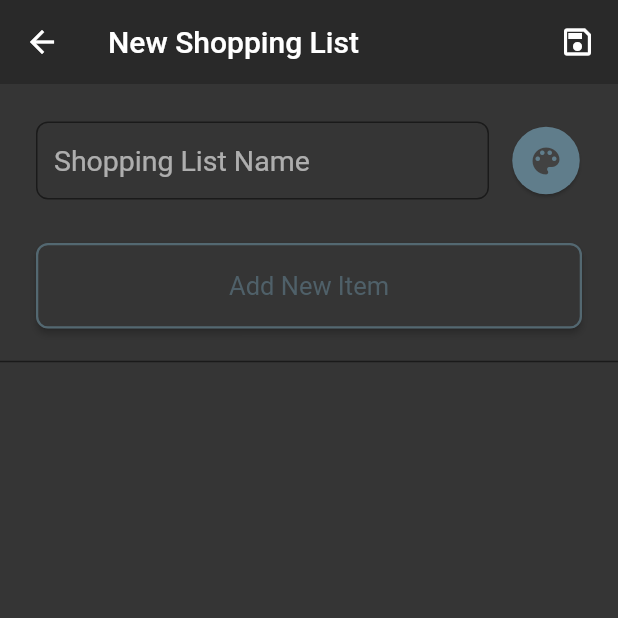
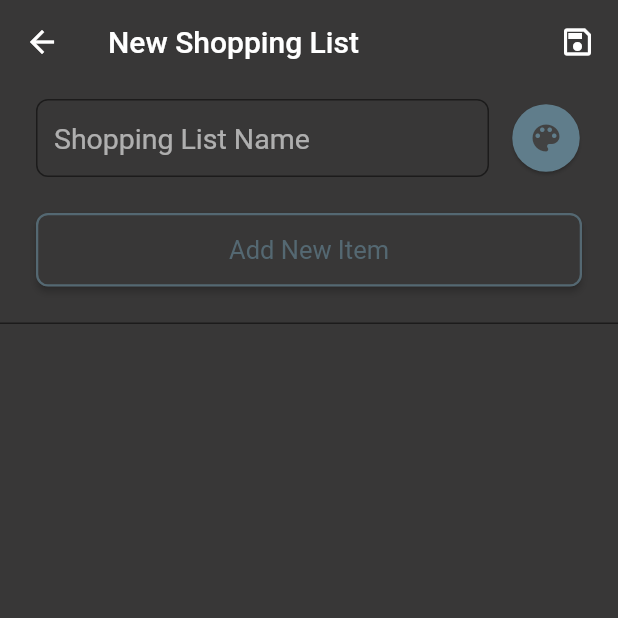
Before and after one commit to Fschmatz/shoppinglistfschmtz, a Flutter app: the NewShopList screen opened directly, on a phone screen of 412 x 824 dp, the top half of it. Run offline on Flutter 3.47's test engine with Material 2 defaults, Android fonts, the phone set to English and light mode, and no system bars; our stand-ins replace flutter_colorpicker, shared_preferences, sqflite; accounts and stored records are empty.

Commit message:
Update 1.0.3

```diff
--- a/lib/configs/changelog.dart
+++ b/lib/configs/changelog.dart
@@ -34,7 +34,7 @@ class Changelog extends StatelessWidget {
 
           Divider(thickness: 2,),
           Container(
-            padding: EdgeInsets.fromLTRB(15, 10, 15, 5),
+            padding: EdgeInsets.fromLTRB(20, 10, 20, 5),
             child: Column(
               crossAxisAlignment: CrossAxisAlignment.start,
               children: [
--- a/lib/configs/configs.dart
+++ b/lib/configs/configs.dart
@@ -57,7 +57,7 @@ class _ConfigsState extends State<Configs> {
               ),
 
               Card(
-                elevation: 0,
+                elevation: 1,
                 shape: RoundedRectangleBorder(
                   borderRadius: BorderRadius.all(Radius.circular(8)),
                   side: BorderSide(
@@ -83,7 +83,7 @@ class _ConfigsState extends State<Configs> {
               SizedBox(height: 10,),
 
               Card(
-                elevation: 0,
+                elevation: 1,
                 shape: RoundedRectangleBorder(
                   borderRadius: BorderRadius.all(Radius.circular(8)),
                   side: BorderSide(
--- a/lib/pages/edit/itemEditShopList.dart
+++ b/lib/pages/edit/itemEditShopList.dart
@@ -47,7 +47,7 @@ class _ItemEditShopListState extends State<ItemEditShopList> {
         side: BorderSide(
           width: 1,
           color: widget.item.estado == 0
-              ? Colors.black.withOpacity(0.5)
+              ? Colors.black.withOpacity(0.6)
               : Colors.black.withOpacity(0.1),
         ),
       ),
@@ -79,7 +79,7 @@ class _ItemEditShopListState extends State<ItemEditShopList> {
               decoration: InputDecoration(
                   hintText: "Item Name",
                   contentPadding: new EdgeInsets.symmetric(
-                      vertical: 18.0, horizontal: 10.0),
+                      vertical: 15.0, horizontal: 10.0),
                   border: InputBorder.none,
                   counterStyle: TextStyle(
                     height: double.minPositive,
--- a/lib/pages/new/itemNewShopList.dart
+++ b/lib/pages/new/itemNewShopList.dart
@@ -30,7 +30,7 @@ class _ItemNewShopListState extends State<ItemNewShopList> {
         borderRadius: BorderRadius.all(Radius.circular(8)),
         side: BorderSide(
           width: 1,
-          color: Colors.black.withOpacity(0.5),
+          color: Colors.black.withOpacity(0.6),
         ),
       ),
       child: Row(
@@ -56,7 +56,7 @@ class _ItemNewShopListState extends State<ItemNewShopList> {
               decoration: InputDecoration(
                   hintText: "Item Name",
                   contentPadding: new EdgeInsets.symmetric(
-                      vertical: 18.0, horizontal: 10.0),
+                      vertical: 15.0, horizontal: 10.0),
                   border: InputBorder.none,
                   counterStyle: TextStyle(
                     height: double.minPositive,
--- a/lib/pages/new/newShopList.dart
+++ b/lib/pages/new/newShopList.dart
@@ -158,9 +158,6 @@ class _NewShopListState extends State<NewShopList> {
       ),
       body: Column(
         children: [
-          SizedBox(
-            height: 15,
-          ),
           Padding(
             padding: EdgeInsets.fromLTRB(20, 10, 20, 0),
             child: Column(
@@ -204,7 +201,7 @@ class _NewShopListState extends State<NewShopList> {
                           ),
                         ),
                       ),
-                      SizedBox(
+                      const SizedBox(
                         width: 10,
                       ),
                       MaterialButton(
@@ -225,7 +222,7 @@ class _NewShopListState extends State<NewShopList> {
                     ],
                   ),
                 ),
-                const SizedBox(height: 25,),
+                const SizedBox(height: 20,),
 
                 Row(
                   children: [
@@ -257,9 +254,9 @@ class _NewShopListState extends State<NewShopList> {
                           onEditingComplete: () {},
                           decoration: InputDecoration(
                               hintText: "Add New Item",
-                              hintStyle: TextStyle(fontSize: 17, color: currentColor.withOpacity(0.6)),
+                              hintStyle: TextStyle(fontSize: 17, color: currentColor.withOpacity(0.7)),
                               contentPadding: new EdgeInsets.symmetric(
-                                  vertical: 18.0, horizontal: 10.0),
+                                  vertical: 14.0, horizontal: 10.0),
                               border: InputBorder.none,
                               counterStyle: TextStyle(
                                 height: double.minPositive,
@@ -275,22 +272,24 @@ class _NewShopListState extends State<NewShopList> {
                     ),
                   ],
                 ),
-                const SizedBox(height: 5,),
               ],
             ),
           ),
-          const SizedBox(height: 5,),
 
-          Divider(
-            thickness: 1,
-            color: Colors.black.withOpacity(0.5),
+          Padding(
+            padding: const EdgeInsets.fromLTRB(0, 20, 0, 0),
+            child: Divider(
+              height: 1,
+              thickness: 1,
+              color: Colors.black.withOpacity(0.5),
+            ),
           ),
 
           //LIST
           Flexible(
-            child: Padding(
-              padding: const EdgeInsets.fromLTRB(20, 10, 20, 0),
-              child: SingleChildScrollView(
+            child: SingleChildScrollView(
+              child: Padding(
+                padding: const EdgeInsets.fromLTRB(20, 10, 20, 0),
                 child: Column(
                   children: [
                     const SizedBox(
--- a/lib/util/nameChangelog.dart
+++ b/lib/util/nameChangelog.dart
@@ -1,12 +1,13 @@
 class NameChangelog{
 
-  static String appVersion = "1.0.2";
+  static String appVersion = "1.0.3";
   static String appName = "ShopList Fschmtz";
 
   static String changelogCurrent = '''
 
-1.0.2
+1.0.3
 - Small Fixes
+- Small Ui Changes
 ''';
 
   static String changelogsOld = '''
--- a/pubspec.yaml
+++ b/pubspec.yaml
@@ -15,7 +15,7 @@ publish_to: 'none' # Remove this line if you wish to publish to pub.dev
 # In iOS, build-name is used as CFBundleShortVersionString while build-number used as CFBundleVersion.
 # Read more about iOS versioning at
 # https://developer.apple.com/library/archive/documentation/General/Reference/InfoPlistKeyReference/Articles/CoreFoundationKeys.html
-version: 1.0.2
+version: 1.0.3
 
 environment:
   sdk: ">=2.7.0 <3.0.0"
```
Also changed, not shown: lib/pages/edit/editShopList.dart (+14 -15 lines), lib/pages/home/home.dart (+6 -4 lines), lib/util/theme.dart (+7 -7 lines), pubspec.lock.
